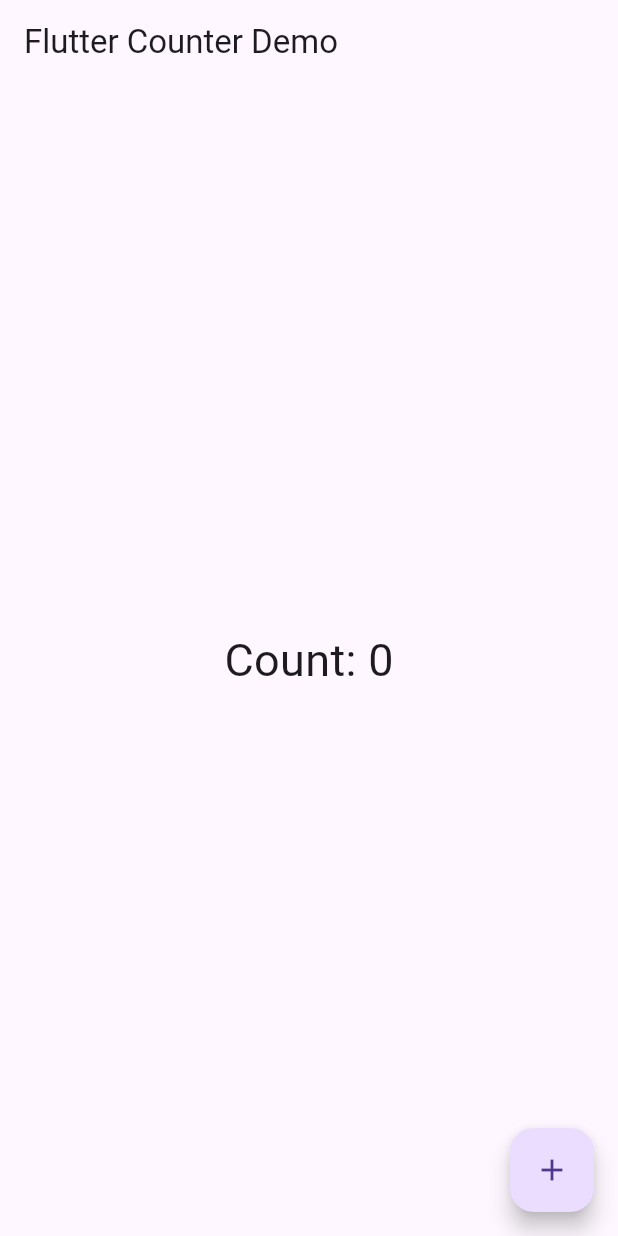
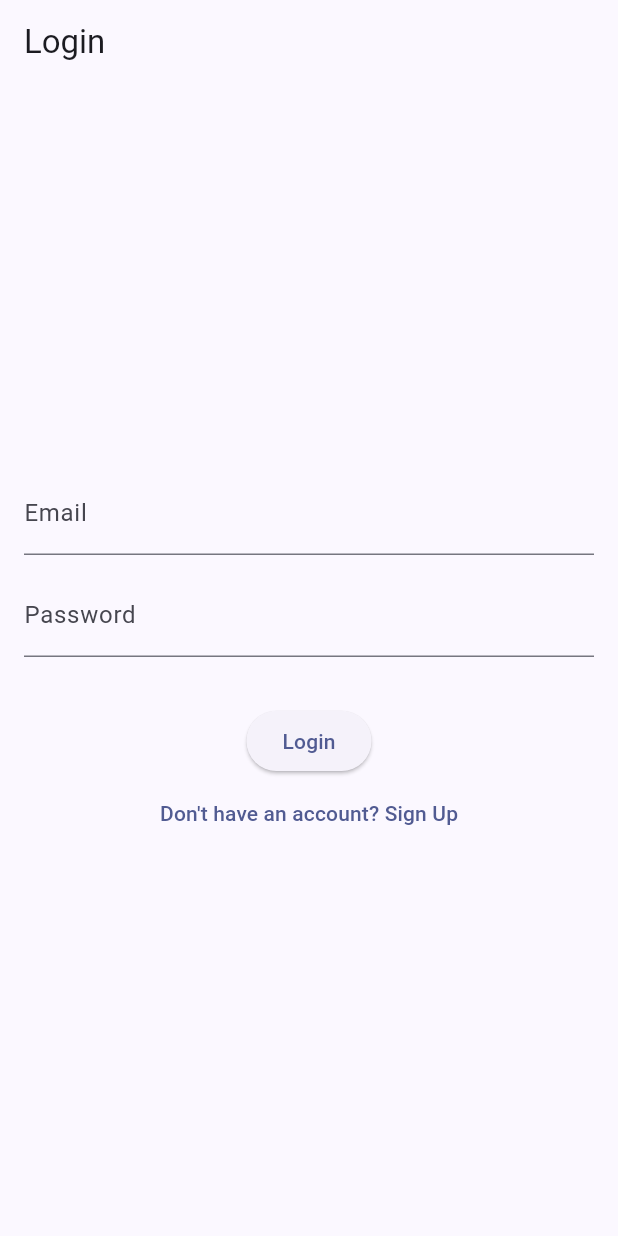
Before and after one commit to kalviumcommunity/S63_SmartQueue_App, a Flutter app: the screen it shows after launch, on a phone screen of 412 x 824 dp. Run offline on Flutter 3.47's test engine with Material 3 defaults, Android fonts, the phone set to English and light mode, and no system bars; our stand-ins replace supabase_flutter; accounts and stored records are empty.

```diff
--- a/lib/main.dart
+++ b/lib/main.dart
@@ -1,39 +1,47 @@
 import 'package:flutter/material.dart';
+import 'package:supabase_flutter/supabase_flutter.dart';
 
-void main() {
-  runApp(CounterApp());
+import 'screens/auth_screen.dart';
+import 'screens/task_screen.dart';
+import 'services/auth_service.dart';
+import 'services/supabase_client.dart';
+
+Future<void> main() async {
+  WidgetsFlutterBinding.ensureInitialized();
+  await SupabaseService.initialize();
+  runApp(const SmartQueueApp());
 }
 
-class CounterApp extends StatefulWidget {
-  @override
-  _CounterAppState createState() => _CounterAppState();
-}
-
-class _CounterAppState extends State<CounterApp> {
-
-  int count = 0;
-
-  void increment() {
-    setState(() {
-      count++;
-    });
-  }
+class SmartQueueApp extends StatelessWidget {
+  const SmartQueueApp({super.key});
 
   @override
   Widget build(BuildContext context) {
+    final authService = AuthService();
+
     return MaterialApp(
-      home: Scaffold(
-        appBar: AppBar(title: Text("Flutter Counter Demo")),
-        body: Center(
-          child: Text(
-            "Count: $count",
-            style: TextStyle(fontSize: 30),
-          ),
-        ),
-        floatingActionButton: FloatingActionButton(
-          onPressed: increment,
-          child: Icon(Icons.add),
-        ),
+      title: 'SmartQueue Supabase Demo',
+      theme: ThemeData(
+        colorScheme: ColorScheme.fromSeed(seedColor: Colors.indigo),
+        useMaterial3: true,
+      ),
+      home: StreamBuilder<AuthState>(
+        stream: authService.authStateChanges,
+        builder: (context, snapshot) {
+          final session = authService.currentSession;
+
+          if (snapshot.connectionState == ConnectionState.waiting) {
+            return const Scaffold(
+              body: Center(child: CircularProgressIndicator()),
+            );
+          }
+
+          if (session == null) {
+            return const AuthScreen();
+          } else {
+            return TaskScreen();
+          }
+        },
       ),
     );
   }
--- /dev/null
+++ b/lib/screens/auth_screen.dart
@@ -0,0 +1,167 @@
+import 'package:flutter/material.dart';
+import 'package:supabase_flutter/supabase_flutter.dart';
+
+import '../services/auth_service.dart';
+
+class AuthScreen extends StatefulWidget {
+  const AuthScreen({super.key});
+
+  @override
+  State<AuthScreen> createState() => _AuthScreenState();
+}
+
+class _AuthScreenState extends State<AuthScreen> {
+  final _formKey = GlobalKey<FormState>();
+  final _emailController = TextEditingController();
+  final _passwordController = TextEditingController();
+  bool _isLogin = true;
+  bool _isLoading = false;
+  String? _errorMessage;
+
+  final AuthService _authService = AuthService();
+
+  @override
+  void dispose() {
+    _emailController.dispose();
+    _passwordController.dispose();
+    super.dispose();
+  }
+
+  Future<void> _submit() async {
+    if (!_formKey.currentState!.validate()) return;
+
+    setState(() {
+      _isLoading = true;
+      _errorMessage = null;
+    });
+
+    try {
+      if (_isLogin) {
+        await _authService.signIn(
+          email: _emailController.text.trim(),
+          password: _passwordController.text.trim(),
+        );
+      } else {
+        await _authService.signUp(
+          email: _emailController.text.trim(),
+          password: _passwordController.text.trim(),
+        );
+      }
+    } catch (error) {
+      String friendlyMessage = 'Something went wrong. Please try again.';
+
+      if (error is AuthException) {
+        // Use Supabase auth error message when available.
+        final message = error.message.toLowerCase();
+
+        if (message.contains('over_email_send_rate_limit') ||
+            message.contains('rate limit')) {
+          friendlyMessage =
+              'You have requested too many sign-up emails.\nPlease wait for about a minute before trying again.';
+        } else if (message.contains('email not confirmed') ||
+            message.contains('email_not_confirmed')) {
+          friendlyMessage =
+              'Your email address is not confirmed yet.\nPlease open the confirmation email from Supabase and click the link, then try logging in again.';
+        } else if (message.contains('invalid login credentials')) {
+          friendlyMessage = 'Incorrect email or password. Please try again.';
+        } else {
+          friendlyMessage = error.message;
+        }
+      } else {
+        final raw = error.toString();
+        if (raw.contains('over_email_send_rate_limit')) {
+          friendlyMessage =
+              'You have requested too many sign-up emails.\nPlease wait for about a minute before trying again.';
+        }
+      }
+
+      setState(() {
+        _errorMessage = friendlyMessage;
+      });
+    } finally {
+      if (mounted) {
+        setState(() {
+          _isLoading = false;
+        });
+      }
+    }
+  }
+
+  @override
+  Widget build(BuildContext context) {
+    return Scaffold(
+      appBar: AppBar(
+        title: Text(_isLogin ? 'Login' : 'Sign Up'),
+      ),
+      body: Padding(
+        padding: const EdgeInsets.all(16),
+        child: Center(
+          child: SingleChildScrollView(
+            child: Form(
+              key: _formKey,
+              child: Column(
+                mainAxisSize: MainAxisSize.min,
+                children: [
+                  TextFormField(
+                    controller: _emailController,
+                    decoration: const InputDecoration(labelText: 'Email'),
+                    keyboardType: TextInputType.emailAddress,
+                    validator: (value) {
+                      if (value == null || value.isEmpty) {
+                        return 'Please enter an email';
+                      }
+                      if (!value.contains('@')) {
+                        return 'Please enter a valid email';
+                      }
+                      return null;
+                    },
+                  ),
+                  const SizedBox(height: 12),
+                  TextFormField(
+                    controller: _passwordController,
+                    decoration: const InputDecoration(labelText: 'Password'),
+                    obscureText: true,
+                    validator: (value) {
+                      if (value == null || value.isEmpty) {
+                        return 'Please enter a password';
+                      }
+                      if (value.length < 6) {
+                        return 'Password must be at least 6 characters';
+                      }
+                      return null;
+                    },
+                  ),
+                  const SizedBox(height: 16),
+                  if (_errorMessage != null)
+                    Text(
+                      _errorMessage!,
+                      style: const TextStyle(color: Colors.red),
+                    ),
+                  const SizedBox(height: 16),
+                  _isLoading
+                      ? const CircularProgressIndicator()
+                      : ElevatedButton(
+                          onPressed: _submit,
+                          child: Text(_isLogin ? 'Login' : 'Sign Up'),
+                        ),
+                  TextButton(
+                    onPressed: () {
+                      setState(() {
+                        _isLogin = !_isLogin;
+                      });
+                    },
+                    child: Text(
+                      _isLogin
+                          ? 'Don\'t have an account? Sign Up'
+                          : 'Already have an account? Login',
+                    ),
+                  ),
+                ],
+              ),
+            ),
+          ),
+        ),
+      ),
+    );
+  }
+}
--- /dev/null
+++ b/lib/services/auth_service.dart
@@ -0,0 +1,41 @@
+import 'package:supabase_flutter/supabase_flutter.dart';
+
+import 'supabase_client.dart';
+
+class AuthService {
+  final SupabaseClient _client = SupabaseService.client;
+
+  Session? get currentSession => _client.auth.currentSession;
+
+  Stream<AuthState> get authStateChanges => _client.auth.onAuthStateChange;
+
+  Future<void> signUp({
+    required String email,
+    required String password,
+  }) async {
+    final response = await _client.auth.signUp(
+      email: email,
+      password: password,
+      // Optional: set a redirect URL for email confirmation if needed.
+      // emailRedirectTo: 'io.supabase.flutter://login-callback/',
+    );
+
+    if (response.user == null) {
+      throw AuthException('Signup failed. Please try again.');
+    }
+  }
+
+  Future<void> signIn({
+    required String email,
+    required String password,
+  }) async {
+    await _client.auth.signInWithPassword(
+      email: email,
+      password: password,
+    );
+  }
+
+  Future<void> signOut() async {
+    await _client.auth.signOut();
+  }
+}
--- /dev/null
+++ b/lib/services/supabase_client.dart
@@ -0,0 +1,14 @@
+import 'package:supabase_flutter/supabase_flutter.dart';
+
+import '../config/supabase_config.dart';
+
+class SupabaseService {
+  static SupabaseClient get client => Supabase.instance.client;
+
+  static Future<void> initialize() async {
+    await Supabase.initialize(
+      url: SupabaseConfig.supabaseUrl,
+      anonKey: SupabaseConfig.supabaseAnonKey,
+    );
+  }
+}
--- a/pubspec.yaml
+++ b/pubspec.yaml
@@ -34,6 +34,7 @@ dependencies:
   # The following adds the Cupertino Icons font to your application.
   # Use with the CupertinoIcons class for iOS style icons.
   cupertino_icons: ^1.0.8
+  supabase_flutter: ^2.6.0
 
 dev_dependencies:
   flutter_test:
```
Also changed, not shown: lib/config/supabase_config.dart (added, +7 -0 lines), lib/models/task.dart (added, +25 -0 lines), lib/screens/task_screen.dart (added, +65 -0 lines), lib/services/task_service.dart (added, +39 -0 lines), lib/widgets/task_input.dart (added, +91 -0 lines), lib/widgets/task_list.dart (added, +32 -0 lines), pubspec.lock, 6 other files.
